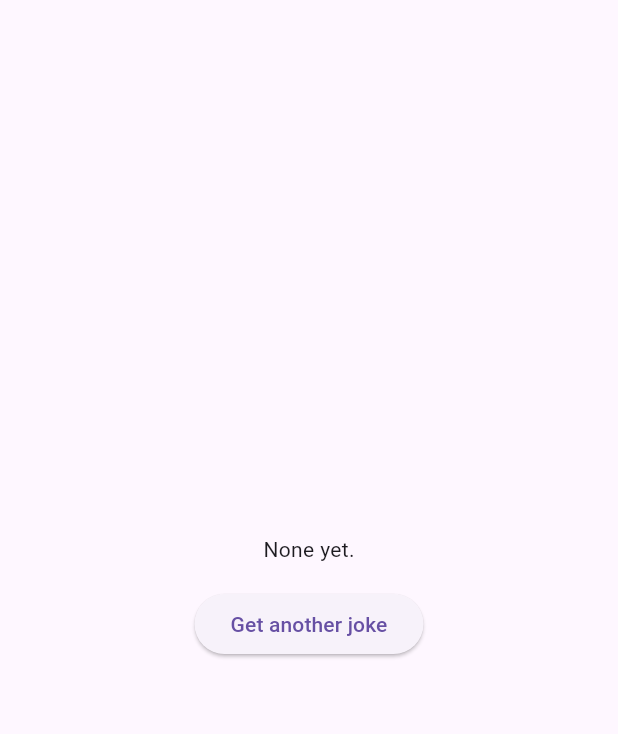
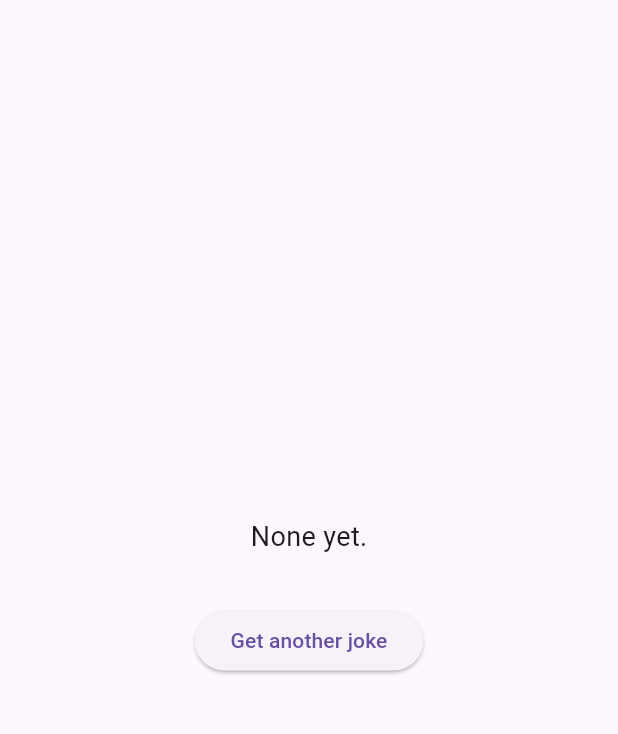
Before and after one commit to App-Akademie/dschokes_dad_jokes, a Flutter app: the screen it shows after launch, on a phone screen of 412 x 824 dp, the part 63-797 px from its top. Run offline on Flutter 3.47's test engine with Material 3 defaults, Android fonts, the light colour scheme and no system bars.

Commit message:
Fixed encoding bug for joke text.

```diff
--- a/lib/main.dart
+++ b/lib/main.dart
@@ -1,3 +1,4 @@
+import 'dart:convert';
 import 'dart:developer';
 
 import 'package:flutter/material.dart';
@@ -34,13 +35,13 @@ class DschokeScreen extends StatefulWidget {
 }
 
 class _DschokeScreenState extends State<DschokeScreen> {
-  // Our Future, with a default value.
+  // Future mit einem Defaultwert.
   Future<String> jokeFuture = Future.value("None yet.");
 
   @override
   Widget build(BuildContext context) {
     return Padding(
-      padding: const EdgeInsets.symmetric(horizontal: 16),
+      padding: const EdgeInsets.symmetric(horizontal: 24),
       child: Column(
         mainAxisAlignment: MainAxisAlignment.center,
         children: [
@@ -60,14 +61,17 @@ class _DschokeScreenState extends State<DschokeScreen> {
                 } else if (snapshot.hasData) {
                   final String joke = snapshot.data ?? "Got empty text";
 
-                  return Text(joke);
+                  return Text(
+                    joke,
+                    style: const TextStyle(fontSize: 18),
+                  );
                 }
               }
 
               return const Text("Unkonwn case");
             },
           ),
-          const SizedBox(height: 16),
+          const SizedBox(height: 32),
           ElevatedButton(
             onPressed: () {
               // Sorgt dafür, dass ein neuer Joke für das Future gesetzt wird.
@@ -95,7 +99,10 @@ Future<String> getJoke() async {
 
   final http.Response jokeResponse = await responseFuture;
 
-  final joke = jokeResponse.body;
+  final jokeBytes = jokeResponse.bodyBytes;
+
+  // Sicherstellen, dass die Antwort richtig umgewandelt wird.
+  final joke = utf8.decode(jokeBytes);
 
   log("joke: $joke");
 
```
